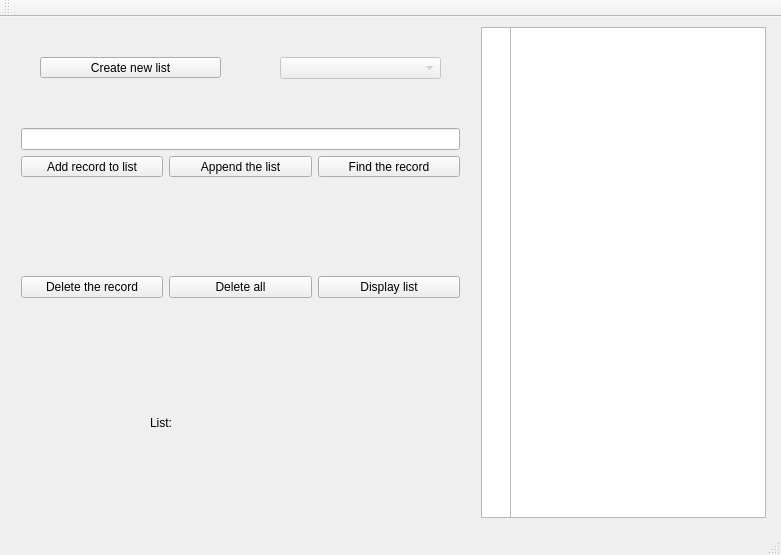
Above: mainwindow.ui from LaVestima/tcs-oop-ex1 before the change. Below: the same form after it.
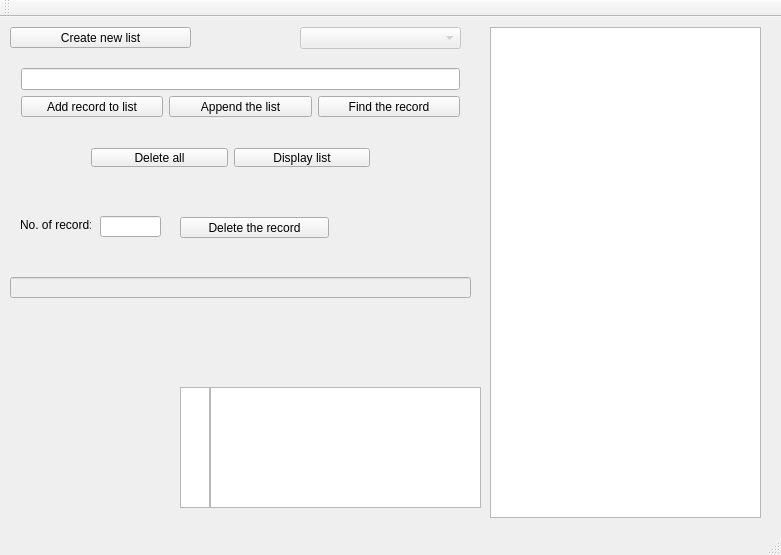
That is the form after the change.

Commit message: Working appendRecord, almost working deleteRecord

Patch:
```diff
--- a/mainwindow.ui
+++ b/mainwindow.ui
@@ -17,20 +17,20 @@
    <widget class="QListWidget" name="listWidget">
     <property name="geometry">
      <rect>
-      <x>510</x>
-      <y>10</y>
-      <width>256</width>
-      <height>491</height>
+      <x>210</x>
+      <y>370</y>
+      <width>271</width>
+      <height>121</height>
      </rect>
     </property>
    </widget>
    <widget class="QListWidget" name="idListWidget">
     <property name="geometry">
      <rect>
-      <x>481</x>
-      <y>10</y>
+      <x>180</x>
+      <y>370</y>
       <width>30</width>
-      <height>491</height>
+      <height>121</height>
      </rect>
     </property>
    </widget>
@@ -40,8 +40,8 @@
     </property>
     <property name="geometry">
      <rect>
-      <x>280</x>
-      <y>40</y>
+      <x>300</x>
+      <y>10</y>
       <width>161</width>
       <height>22</height>
      </rect>
@@ -67,7 +67,7 @@
     <property name="geometry">
      <rect>
       <x>10</x>
-      <y>100</y>
+      <y>40</y>
       <width>461</width>
       <height>71</height>
      </rect>
@@ -110,28 +110,21 @@
    <widget class="QWidget" name="gridLayoutWidget">
     <property name="geometry">
      <rect>
-      <x>10</x>
-      <y>230</y>
-      <width>461</width>
-      <height>80</height>
+      <x>80</x>
+      <y>120</y>
+      <width>301</width>
+      <height>41</height>
      </rect>
     </property>
     <layout class="QGridLayout" name="gridLayout">
      <item row="0" column="0">
-      <widget class="QPushButton" name="deleteRecordButton">
-       <property name="text">
-        <string>Delete the record</string>
-       </property>
-      </widget>
-     </item>
-     <item row="0" column="1">
       <widget class="QPushButton" name="deleteAllButton">
        <property name="text">
         <string>Delete all</string>
        </property>
       </widget>
      </item>
-     <item row="0" column="2">
+     <item row="0" column="1">
       <widget class="QPushButton" name="displayListButton">
        <property name="text">
         <string>Display list</string>
@@ -143,8 +136,8 @@
    <widget class="QPushButton" name="newListButton">
     <property name="geometry">
      <rect>
-      <x>40</x>
-      <y>40</y>
+      <x>10</x>
+      <y>10</y>
       <width>181</width>
       <height>21</height>
      </rect>
@@ -156,9 +149,9 @@
    <widget class="QLabel" name="mainLabel">
     <property name="geometry">
      <rect>
-      <x>20</x>
-      <y>330</y>
-      <width>201</width>
+      <x>181</x>
+      <y>300</y>
+      <width>301</width>
       <height>51</height>
      </rect>
     </property>
@@ -166,17 +159,72 @@
      <string/>
     </property>
    </widget>
+   <widget class="QLineEdit" name="responseLineEdit">
+    <property name="enabled">
+     <bool>false</bool>
+    </property>
+    <property name="geometry">
+     <rect>
+      <x>10</x>
+      <y>260</y>
+      <width>461</width>
+      <height>21</height>
+     </rect>
+    </property>
+   </widget>
+   <widget class="QTextBrowser" name="textBrowser">
+    <property name="enabled">
+     <bool>true</bool>
+    </property>
+    <property name="geometry">
+     <rect>
+      <x>490</x>
+      <y>10</y>
+      <width>271</width>
+      <height>491</height>
+     </rect>
+    </property>
+    <property name="font">
+     <font>
+      <family>Segoe UI</family>
+      <pointsize>9</pointsize>
+     </font>
+    </property>
+   </widget>
+   <widget class="QLineEdit" name="recordDeleteIdLineEdit">
+    <property name="geometry">
+     <rect>
+      <x>100</x>
+      <y>199</y>
+      <width>61</width>
+      <height>21</height>
+     </rect>
+    </property>
+   </widget>
    <widget class="QLabel" name="label">
     <property name="geometry">
      <rect>
-      <x>150</x>
-      <y>330</y>
-      <width>221</width>
-      <height>151</height>
+      <x>20</x>
+      <y>200</y>
+      <width>71</width>
+      <height>16</height>
      </rect>
     </property>
     <property name="text">
-     <string>List: </string>
+     <string>No. of record:</string>
+    </property>
+   </widget>
+   <widget class="QPushButton" name="deleteRecordButton">
+    <property name="geometry">
+     <rect>
+      <x>180</x>
+      <y>200</y>
+      <width>149</width>
+      <height>21</height>
+     </rect>
+    </property>
+    <property name="text">
+     <string>Delete the record</string>
     </property>
    </widget>
   </widget>
```
The commit also changes 4 other files.
